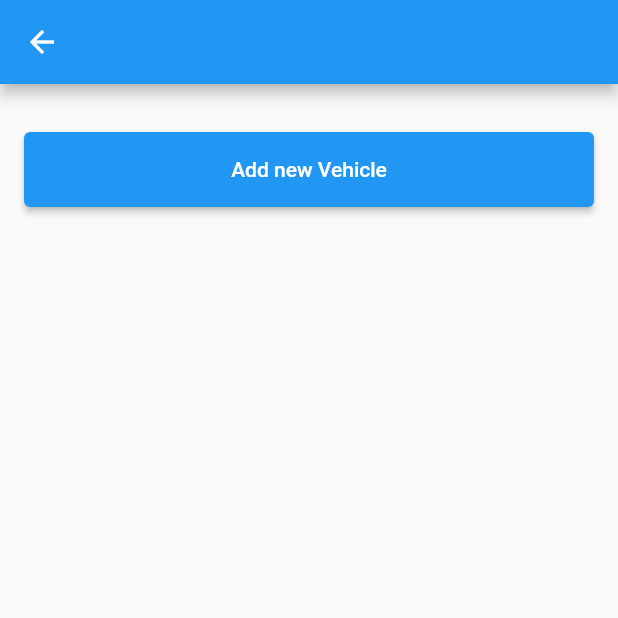
After one commit to AlefCSM/Gas-Calculator, a Flutter app: the screen it shows once a user with an empty profile is signed in, item 3 of the bottom bar chosen, after a tap on "Vehicles", on a phone screen of 412 x 824 dp, the top half of it. The commit adds this screen. Run offline on Flutter 3.47's test engine with Material 2 defaults, Android fonts, the phone set to English and light mode, and no system bars; our stand-ins replace cloud_firestore, currency_text_input_formatter, email_validator, firebase_auth, firebase_core, flutter_mobx and 7 more; accounts and stored records are empty; generated files the repository leaves out were written again.

Commit message:
listing, updating and deleting vehicles. Synchronization improvement.

```diff
--- a/lib/models/vehicle_model.dart
+++ b/lib/models/vehicle_model.dart
@@ -45,8 +45,8 @@ class Vehicle {
         deleted: deleted ?? this.deleted,
       );
 
-  Vehicle.fromJson(Map<String, dynamic> json, {bool sync = false}) {
-    if (!sync) {
+  Vehicle.fromJson(Map<String, dynamic> json, {bool firebase = false}) {
+    if (!firebase) {
       id = int.parse('${json[VehicleFields.id]}');
       selected = json[VehicleFields.selected] == 1;
     }
--- /dev/null
+++ b/lib/pages/vehicle_list_page.dart
@@ -0,0 +1,69 @@
+import 'package:flutter/material.dart';
+import 'package:flutter/widgets.dart';
+import 'package:flutter_mobx/flutter_mobx.dart';
+import 'package:gas_calculator/components/custom_submit_buttom.dart';
+import 'package:gas_calculator/models/vehicle_model.dart';
+import 'package:gas_calculator/pages/vehicle_page.dart';
+import 'package:gas_calculator/stores/home_store/home_store.dart';
+import 'package:gas_calculator/stores/vehicle_store/vehicle_store.dart';
+import 'package:get_it/get_it.dart';
+
+class VehicleListPage extends StatefulWidget {
+  @override
+  _VehicleListPageState createState() => _VehicleListPageState();
+}
+
+class _VehicleListPageState extends State<VehicleListPage> {
+  HomeStore homeStore = GetIt.I<HomeStore>();
+  VehicleStore vehicleStore = GetIt.I<VehicleStore>();
+
+  @override
+  void initState() {
+    vehicleStore.getVehicles();
+    super.initState();
+  }
+
+  @override
+  Widget build(BuildContext context) {
+    return Scaffold(appBar: AppBar(),
+        body: SafeArea(
+            child: Observer(
+                builder: (_) => Visibility(
+                      visible: !vehicleStore.loading,
+                      child: SingleChildScrollView(
+                        child:Container(
+                          padding: EdgeInsets.only(left: 16,right: 16,top: 32),
+                          child:
+                        Column(children: [SubmitButton(
+                          text: "Add new Vehicle",
+                          onPressed: () {
+                            vehicleStore.setCurrentVehicle(Vehicle());
+                            homeStore.navigateToPage(context: context, page: VehiclePage(label: "New vehicle",));
+                          },
+                        ),ListView.builder(
+                          shrinkWrap: true,
+                          physics: NeverScrollableScrollPhysics(),
+                          itemCount: vehicleStore.vehiclesList.length,
+                          itemBuilder: (BuildContext context, int index) {
+                            final vehicle = vehicleStore.vehiclesList[index];
+                            return GestureDetector(
+                              behavior: HitTestBehavior.translucent,
+                              onTap: () {
+                                vehicleStore.setCurrentVehicle(vehicle);
+                                homeStore.navigateToPage(
+                                    context: context,
+                                    page: VehiclePage(
+                                        label: "Edit vehicle", edit: true));
+                              },
+                              child: Container(
+                                margin: EdgeInsets.symmetric(vertical: 10),
+                                padding: EdgeInsets.symmetric(vertical: 10),
+                                child: Text("${vehicle.name}"),
+                              ),
+                            );
+                          },
+                        ),],),)
+                      ),
+                    ))));
+  }
+}
--- a/lib/persistence/gas_calculatore_database.dart
+++ b/lib/persistence/gas_calculatore_database.dart
@@ -40,7 +40,6 @@ class GasCalculatorDatabase {
       ${FuelTypeFields.id} $idType,
       ${FuelTypeFields.name} $textTypeNotNull
     ); ''');
-print(1);
     await db.execute('''
     CREATE TABLE $tableVehicles (
       ${VehicleFields.id} $idType,
@@ -50,7 +49,6 @@ print(1);
       ${VehicleFields.selected} $integerTypeNotNull,
       ${VehicleFields.deleted} $integerTypeNotNull
     ); ''');
-    print(2);
     await db.execute('''
     CREATE TABLE $tableRefuels (
       ${RefuelFields.id} $idType,
@@ -66,8 +64,6 @@ print(1);
       FOREIGN KEY (${RefuelFields.vehicleId}) REFERENCES $tableVehicles(${VehicleFields.id}),
       FOREIGN KEY (${RefuelFields.fuelTypeId}) REFERENCES $tableFuelTypes(${FuelTypeFields.id})
     ); ''');
-
-    print(3);
 
     await db.execute('''
     INSERT INTO $tableFuelTypes (${FuelTypeFields.name}) values ('Ethanol');
--- a/lib/persistence/vehicle_persistence.dart
+++ b/lib/persistence/vehicle_persistence.dart
@@ -26,15 +26,20 @@ class VehiclePersistence {
       {String firebaseId = "",
       bool withoutFirebaseId = false,
       bool withFirebaseId = false,
+      bool filterDeleted = true,
       bool deleted = false}) async {
     final db = await GasCalculatorDatabase.instance.database;
 
-    String where = "${VehicleFields.deleted} = ?";
+    String where = "1=1 ";
     List whereArgs = [];
-    if (deleted) {
-      whereArgs.add(1);
-    } else {
-      whereArgs.add(0);
+
+    if (filterDeleted) {
+      where += "AND ${VehicleFields.deleted} = ?";
+      if (deleted) {
+        whereArgs.add(1);
+      } else {
+        whereArgs.add(0);
+      }
     }
 
     if (firebaseId.isNotEmpty) {
@@ -42,7 +47,7 @@ class VehiclePersistence {
       whereArgs.add(firebaseId);
     } else if (withoutFirebaseId) {
       where += " AND ifnull(${VehicleFields.firebaseId}, '') = ''";
-    }else if(withFirebaseId){
+    } else if (withFirebaseId) {
       where += " AND ifnull(${VehicleFields.firebaseId}, '') != ''";
     }
 
@@ -74,12 +79,13 @@ class VehiclePersistence {
     }
   }
 
-  Future<int> deletedVehicle({@required int vehicleId}) async {
+  Future<int> deleteVehicle({@required Vehicle vehicle}) async {
     final db = await GasCalculatorDatabase.instance.database;
 
-    final deletedRows = await db.delete(tableVehicles,
+    vehicle.deleted = true;
+    final deletedRows = await db.update(tableVehicles, vehicle.toJson(),
         where: '${VehicleFields.deleted} = ? AND ${VehicleFields.id} = ?',
-        whereArgs: [0, vehicleId]);
+        whereArgs: [0, vehicle.id]);
 
     await db.close();
     return deletedRows;
--- a/lib/repositories/vehicle_repository.dart
+++ b/lib/repositories/vehicle_repository.dart
@@ -26,7 +26,7 @@ class VehicleRepository {
 
     snapshot.docs.forEach((firebaseVehicle) {
       var json = firebaseVehicle.data() as Map<String, dynamic>;
-      var vehicle = Vehicle.fromJson(json, sync: true);
+      var vehicle = Vehicle.fromJson(json, firebase: true);
       vehicle.firebaseId = firebaseVehicle.id;
       list.add(vehicle);
     });
--- a/lib/stores/login_store/login_store.dart
+++ b/lib/stores/login_store/login_store.dart
@@ -2,7 +2,6 @@ import 'package:firebase_auth/firebase_auth.dart';
 import 'package:flutter/material.dart';
 
 // import 'package:flutter_facebook_auth/flutter_facebook_auth.dart';
-import 'package:gas_calculator/pages/home_page.dart';
 import 'package:gas_calculator/pages/login_page.dart';
 import 'package:google_sign_in/google_sign_in.dart';
 import 'package:mobx/mobx.dart';
--- a/lib/synchronization_store/synchronization_store.dart
+++ b/lib/synchronization_store/synchronization_store.dart
@@ -51,7 +51,7 @@ abstract class _SynchronizationStore with Store {
 
     for (final vehicle in firebaseVehicleList) {
       databaseVehicleList =
-          await vehiclePersistence.getVehicles(firebaseId: vehicle.firebaseId);
+          await vehiclePersistence.getVehicles(firebaseId: vehicle.firebaseId,filterDeleted: false);
       if (databaseVehicleList.length < 1) {
         vehiclePersistence.create(vehicle);
       }
@@ -77,7 +77,6 @@ abstract class _SynchronizationStore with Store {
     }
 
     databaseVehicleList = await vehiclePersistence.getVehicles(deleted: true);
-
     for (final vehicle in databaseVehicleList) {
       await vehicleRepository.deleteFirebaseVehicle(
           userId: userId, vehicle: vehicle);
--- a/lib/tabs/profile_tab.dart
+++ b/lib/tabs/profile_tab.dart
@@ -1,6 +1,7 @@
 import 'package:flutter/cupertino.dart';
 import 'package:flutter/material.dart';
 import 'package:gas_calculator/components/custom_submit_buttom.dart';
+import 'package:gas_calculator/pages/vehicle_list_page.dart';
 import 'package:gas_calculator/stores/home_store/home_store.dart';
 import 'package:gas_calculator/stores/login_store/login_store.dart';
 import 'package:get_it/get_it.dart';
@@ -11,11 +12,29 @@ class ProfileTab extends StatelessWidget {
 
   @override
   Widget build(BuildContext context) {
-    return Container(padding: EdgeInsets.symmetric(horizontal: 16, vertical: 32), child: Column(
+    return Container(
+      padding: EdgeInsets.symmetric(horizontal: 16, vertical: 32),
+      child: Column(
         children: [
-
-        Text(loginStore.currentUser.displayName??loginStore.currentUser.email),
-
+          Text(loginStore.currentUser.displayName ??
+              loginStore.currentUser.email),
+          GestureDetector(
+            behavior: HitTestBehavior.translucent,
+            onTap: () {
+              Navigator.push(
+                context,
+                MaterialPageRoute(
+                  builder: (context) => VehicleListPage(),
+                ),
+              );
+            },
+            child: Container(
+                margin: EdgeInsets.symmetric(vertical: 10),
+                padding: EdgeInsets.symmetric(vertical: 10),
+                child: Row(
+                  children: [Text("Vehicles")],
+                )),
+          ),
           SubmitButton(
             text: "Sign out",
             onPressed: () {
@@ -24,6 +43,7 @@ class ProfileTab extends StatelessWidget {
             },
           )
         ],
-    ),) ;
+      ),
+    );
   }
 }
```
Also changed, not shown: lib/pages/vehicle_page.dart (+32 -15 lines), lib/persistence/refuel_persistence.dart (+19 -14 lines), lib/stores/home_store/home_store.dart (+13 -0 lines), lib/stores/vehicle_store/vehicle_store.dart (+29 -5 lines), lib/tabs/home_tab.dart (+16 -22 lines), lib/stores/home_store/home_store.g.dart, lib/stores/vehicle_store/vehicle_store.g.dart. Lines whose indentation alone changed are shown as unchanged.
